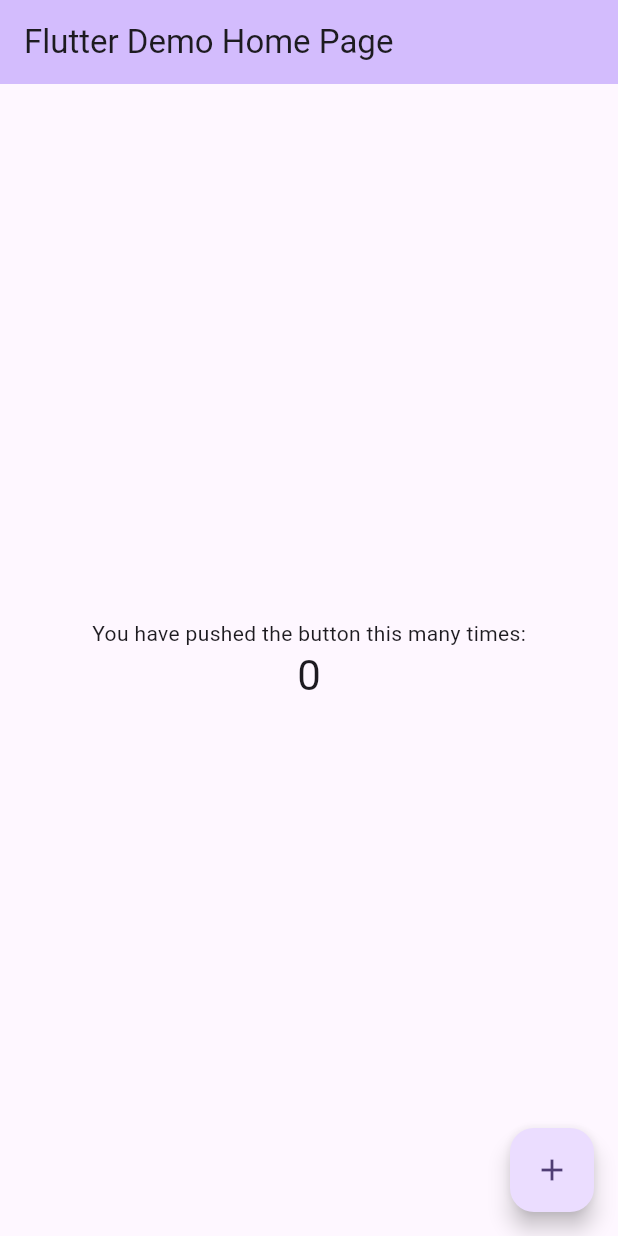
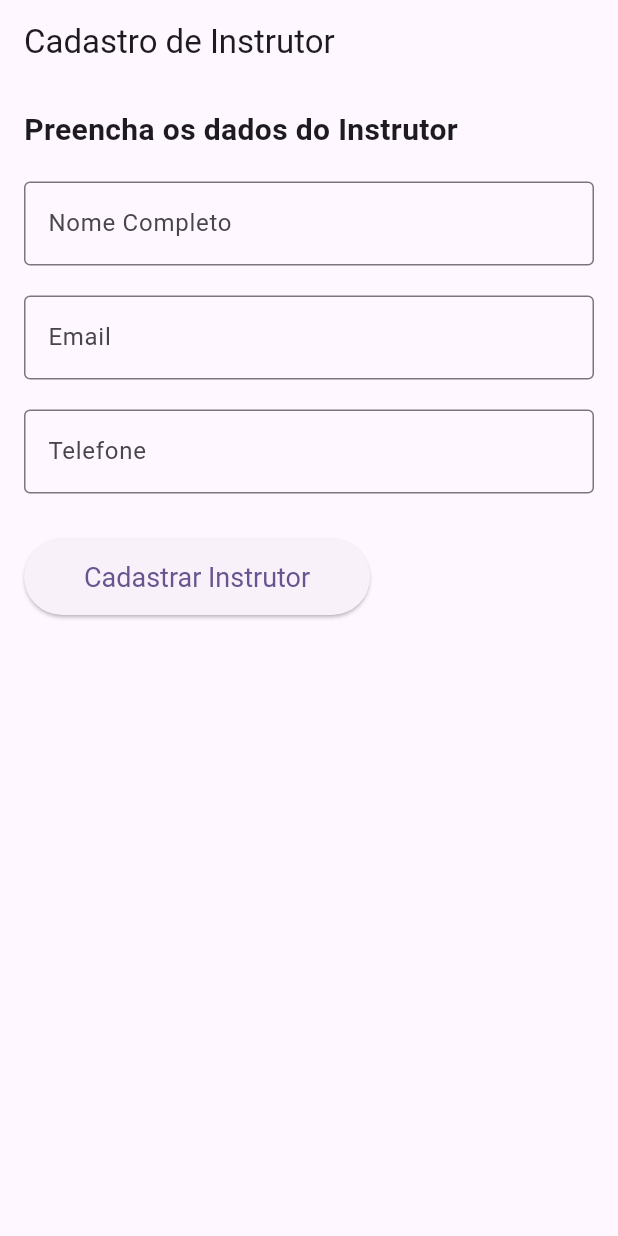
Before and after one commit to IanSebastiao/Cronograma_Senac, a Flutter app: the screen it shows after launch, on a phone screen of 412 x 824 dp. Run offline on Flutter 3.47's test engine with Material 3 defaults, Android fonts, the phone set to English and light mode, and no system bars; our stand-ins replace sqflite; accounts and stored records are empty.

Commit message:
cadastro_instrutor

```diff
--- a/lib/data/models/instrutores_model.dart
+++ b/lib/data/models/instrutores_model.dart
@@ -4,7 +4,7 @@ class Instrutores {
 
   Instrutores({
     this.idInstrutores,
-    required this.nomeInstrutor,
+    required this.nomeInstrutor, required String nome,
   });
 
   Map<String, dynamic> toMap() {
--- a/lib/data/repositories/instrutor_repository.dart
+++ b/lib/data/repositories/instrutor_repository.dart
@@ -19,7 +19,7 @@ class InstrutoresRepository {
     return instrutorMaps.map((map) {
       return Instrutores(
         idInstrutores: map['idInstrutores'] as int?,
-        nomeInstrutor: map['nome_instrutor'] as String,
+        nomeInstrutor: map['nome_instrutor'] as String, nome: '',
       );
     }).toList();
   }
--- a/lib/main.dart
+++ b/lib/main.dart
@@ -1,3 +1,5 @@
+import 'package:cronograma/presentation/pages/Instrutores/instrutor_page_form.dart';
+
 import 'package:flutter/material.dart';
 
 void main() {
@@ -31,95 +33,7 @@ class MyApp extends StatelessWidget {
         colorScheme: ColorScheme.fromSeed(seedColor: Colors.deepPurple),
         useMaterial3: true,
       ),
-      home: const MyHomePage(title: 'Flutter Demo Home Page'),
+      home:  CadastroInstrutorPage(),
     );
   }
 }
-
-class MyHomePage extends StatefulWidget {
-  const MyHomePage({super.key, required this.title});
-
-  // This widget is the home page of your application. It is stateful, meaning
-  // that it has a State object (defined below) that contains fields that affect
-  // how it looks.
-
-  // This class is the configuration for the state. It holds the values (in this
-  // case the title) provided by the parent (in this case the App widget) and
-  // used by the build method of the State. Fields in a Widget subclass are
-  // always marked "final".
-
-  final String title;
-
-  @override
-  State<MyHomePage> createState() => _MyHomePageState();
-}
-
-class _MyHomePageState extends State<MyHomePage> {
-  int _counter = 0;
-
-  void _incrementCounter() {
-    setState(() {
-      // This call to setState tells the Flutter framework that something has
-      // changed in this State, which causes it to rerun the build method below
-      // so that the display can reflect the updated values. If we changed
-      // _counter without calling setState(), then the build method would not be
-      // called again, and so nothing would appear to happen.
-      _counter++;
-    });
-  }
-
-  @override
-  Widget build(BuildContext context) {
-    // This method is rerun every time setState is called, for instance as done
-    // by the _incrementCounter method above.
-    //
-    // The Flutter framework has been optimized to make rerunning build methods
-    // fast, so that you can just rebuild anything that needs updating rather
-    // than having to individually change instances of widgets.
-    return Scaffold(
-      appBar: AppBar(
-        // TRY THIS: Try changing the color here to a specific color (to
-        // Colors.amber, perhaps?) and trigger a hot reload to see the AppBar
-        // change color while the other colors stay the same.
-        backgroundColor: Theme.of(context).colorScheme.inversePrimary,
-        // Here we take the value from the MyHomePage object that was created by
-        // the App.build method, and use it to set our appbar title.
-        title: Text(widget.title),
-      ),
-      body: Center(
-        // Center is a layout widget. It takes a single child and positions it
-        // in the middle of the parent.
-        child: Column(
-          // Column is also a layout widget. It takes a list of children and
-          // arranges them vertically. By default, it sizes itself to fit its
-          // children horizontally, and tries to be as tall as its parent.
-          //
-          // Column has various properties to control how it sizes itself and
-          // how it positions its children. Here we use mainAxisAlignment to
-          // center the children vertically; the main axis here is the vertical
-          // axis because Columns are vertical (the cross axis would be
-          // horizontal).
-          //
-          // TRY THIS: Invoke "debug painting" (choose the "Toggle Debug Paint"
-          // action in the IDE, or press "p" in the console), to see the
-          // wireframe for each widget.
-          mainAxisAlignment: MainAxisAlignment.center,
-          children: <Widget>[
-            const Text(
-              'You have pushed the button this many times:',
-            ),
-            Text(
-              '$_counter',
-              style: Theme.of(context).textTheme.headlineMedium,
-            ),
-          ],
-        ),
-      ),
-      floatingActionButton: FloatingActionButton(
-        onPressed: _incrementCounter,
-        tooltip: 'Increment',
-        child: const Icon(Icons.add),
-      ), // This trailing comma makes auto-formatting nicer for build methods.
-    );
-  }
-}
--- /dev/null
+++ b/lib/presentation/pages/Instrutores/instrutor_page_form.dart
@@ -0,0 +1,89 @@
+import 'package:flutter/material.dart';
+
+class CadastroInstrutorPage extends StatelessWidget {
+  final _formKey = GlobalKey<FormState>();
+  final TextEditingController _nomeController = TextEditingController();
+  final TextEditingController _emailController = TextEditingController();
+  final TextEditingController _telefoneController = TextEditingController();
+
+  CadastroInstrutorPage({super.key});
+
+  @override
+  Widget build(BuildContext context) {
+    return Scaffold(
+      appBar: AppBar(
+        title: const Text('Cadastro de Instrutor'),
+      ),
+      body: Padding(
+        padding: const EdgeInsets.all(16.0),
+        child: Form(
+          key: _formKey,
+          child: Column(
+            crossAxisAlignment: CrossAxisAlignment.start,
+            children: [
+              const Text(
+                'Preencha os dados do Instrutor',
+                style: TextStyle(
+                  fontSize: 20,
+                  fontWeight: FontWeight.bold,
+                ),
+              ),
+              const SizedBox(height: 20),
+              TextFormField(
+                controller: _nomeController,
+                decoration: const InputDecoration(
+                  labelText: 'Nome Completo',
+                  border: OutlineInputBorder(),
+                ),
+                validator: (value) {
+                  if (value == null || value.isEmpty) {
+                    return 'Por favor, insira o nome';
+                  }
+                  return null;
+                },
+              ),
+              const SizedBox(height: 20),
+              TextFormField(
+                controller: _emailController,
+                decoration: const InputDecoration(
+                  labelText: 'Email',
+                  border: OutlineInputBorder(),
+                ),
+              ),
+              const SizedBox(height: 20),
+              TextFormField(
+                controller: _telefoneController,
+                decoration: const InputDecoration(
+                  labelText: 'Telefone',
+                  border: OutlineInputBorder(),
+                ),
+                validator: (value) {
+                  if (value == null || value.isEmpty) {
+                    return 'Por favor, insira o telefone';
+                  }
+                  return null;
+                },
+              ),
+              const SizedBox(height: 30),
+              ElevatedButton(
+                onPressed: () {
+                  if (_formKey.currentState?.validate() ?? false) {
+                    // Aqui você pode salvar ou enviar os dados do instrutor
+                    ScaffoldMessenger.of(context).showSnackBar(
+                      const SnackBar(content: Text('Cadastro realizado com sucesso!')),
+                    );
+                  }
+                },
+                style: ElevatedButton.styleFrom(
+                  padding: const EdgeInsets.symmetric(vertical: 15, horizontal: 40),
+                  textStyle: const TextStyle(fontSize: 18),
+                ),
+                child: const Text('Cadastrar Instrutor'),
+              ),
+            ],
+          ),
+        ),
+      ),
+    );
+  }
+}
```
